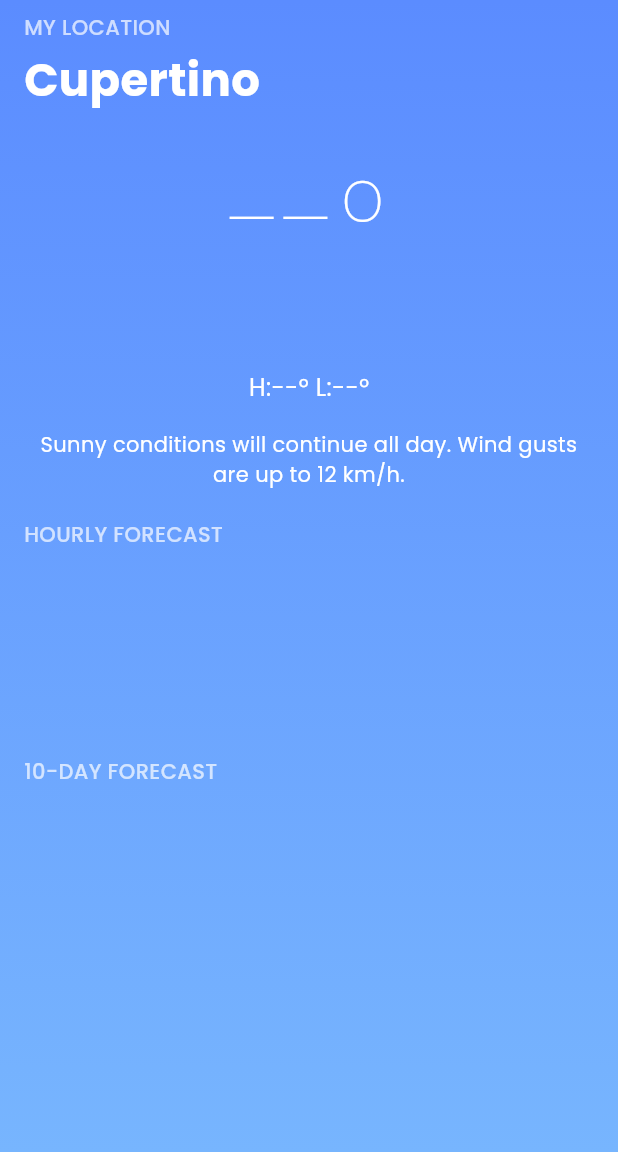
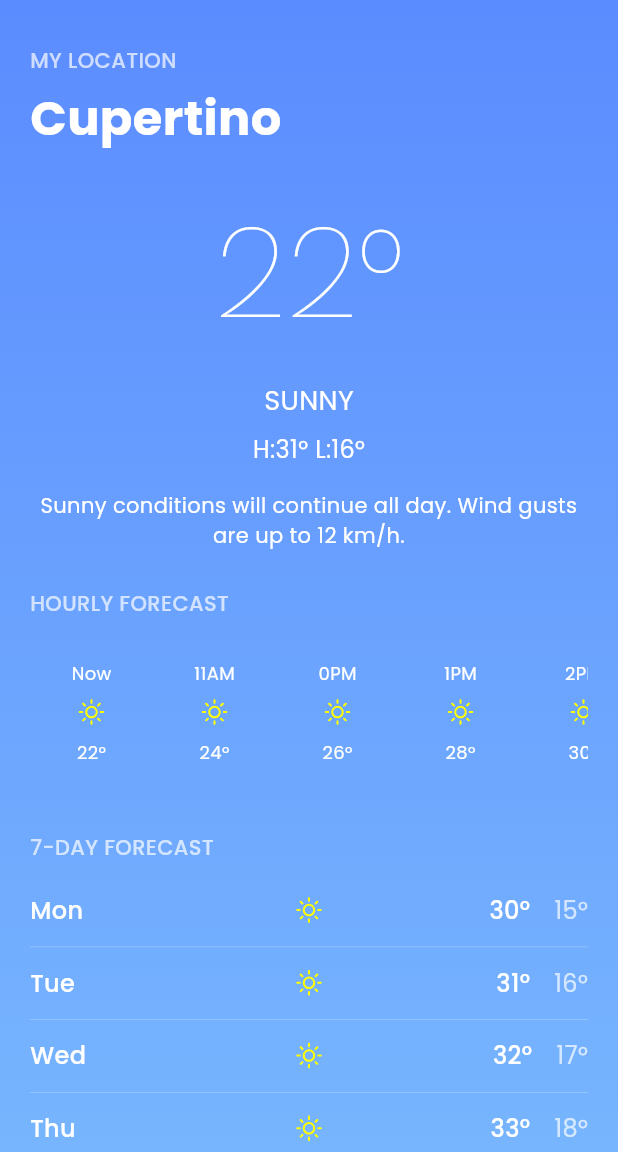
Before and after one commit to hassanbuilds/weather_track, a Flutter app: the screen it shows after launch, on a phone screen of 412 x 824 dp, the part 84-1236 px from its top. Run offline on Flutter 3.47's test engine with Material 3 defaults, Android fonts, the phone set to English and light mode, and no system bars; our stand-ins replace google_fonts, weather_icons; network calls fail.

Commit message:
added daily_forecastitem

```diff
--- a/lib/daily_forecast_item.dart
+++ b/lib/daily_forecast_item.dart
@@ -25,8 +25,8 @@
       child: Row(
         mainAxisAlignment: MainAxisAlignment.spaceBetween,
         children: [
-          Expanded(
-            flex: 2,
+          SizedBox(
+            width: 80,
             child: Text(
               day,
               style: const TextStyle(
@@ -36,12 +36,9 @@
               ),
             ),
           ),
-          Expanded(
-            flex: 1,
-            child: BoxedIcon(icon, color: Colors.yellowAccent, size: 24),
-          ),
-          Expanded(
-            flex: 2,
+          BoxedIcon(icon, color: Colors.yellowAccent, size: 24),
+          SizedBox(
+            width: 80,
             child: Row(
               mainAxisAlignment: MainAxisAlignment.end,
               children: [
--- a/lib/weather_screen.dart
+++ b/lib/weather_screen.dart
@@ -3,6 +3,7 @@
 import 'package:weather_icons/weather_icons.dart';
 import 'package:weather_track/scerets.dart';
 import 'hourly_forecast_item.dart';
+import 'additional_info_item.dart';
 import 'package:http/http.dart' as http;
 import 'dart:convert';
 import 'daily_forecast_item.dart';
@@ -26,31 +27,110 @@
     getWeatherData();
   }
 
+  List<Map<String, dynamic>> _getNextSevenDays() {
+    // Create a list of 7 unique days
+    List<String> dayNames = ['Mon', 'Tue', 'Wed', 'Thu', 'Fri', 'Sat', 'Sun'];
+
+    List<Map<String, dynamic>> days = [];
+    for (int i = 0; i < 7; i++) {
+      // Sample temperature data
+      days.add({
+        'day': dayNames[i],
+        'low': 15 + i,
+        'high': 30 + i,
+        'icon': '01d',
+      });
+    }
+
+    return days;
+  }
+
   Future<void> getWeatherData() async {
     const cityName = 'Cupertino';
     final url = Uri.parse(
-      'https://api.openweathermap.org/data/2.5/forecast?q=$cityName,us&appid=$openWeatherApiKey&units=imperial',
+      'https://api.openweathermap.org/data/2.5/forecast?q=$cityName,us&appid=$openWeatherApiKey&units=metric',
     );
 
+    try {
       final res = await http.get(url);
 
       if (res.statusCode == 200) {
         final data = json.decode(res.body);
+        debugPrint("API Response: ${data.toString()}");
+
         setState(() {
           currentWeather = data['list'][0];
           hourlyForecast = data['list'].sublist(0, 6);
 
-        // For demo purposes, we'll use static data as shown in the screenshot
-        // In a real app, you would process the API response to get daily forecasts
-        dailyForecast = [
-          {'day': 'Today', 'low': 61, 'high': 87, 'icon': '01d'},
-          {'day': 'Tue', 'low': 59, 'high': 85, 'icon': '01d'},
-          {'day': 'Wed', 'low': 59, 'high': 91, 'icon': '01d'},
-          {'day': 'Thu', 'low': 63, 'high': 95, 'icon': '01d'},
-        ];
+          // Get 7 days for the forecast
+          dailyForecast = _getNextSevenDays();
         });
       } else {
-      debugPrint("Error fetching weather: ${res.body}");
+        debugPrint("Error fetching weather: Status Code ${res.statusCode}");
+        debugPrint("Response body: ${res.body}");
+
+        // Set fallback data if API fails
+        setState(() {
+          currentWeather = {
+            'main': {
+              'temp': 22,
+              'temp_max': 31,
+              'temp_min': 16,
+              'humidity': 45,
+              'pressure': 1013,
+            },
+            'weather': [
+              {'description': 'sunny', 'icon': '01d'},
+            ],
+            'wind': {'speed': 3.3},
+          };
+          hourlyForecast = List.generate(
+            6,
+            (index) => {
+              'dt_txt': '2023-01-01 ${10 + index}:00:00',
+              'main': {'temp': 22 + index * 2},
+              'weather': [
+                {'icon': '01d'},
+              ],
+            },
+          );
+
+          // Get 7 days for the forecast
+          dailyForecast = _getNextSevenDays();
+        });
+      }
+    } catch (e) {
+      debugPrint("Exception fetching weather: $e");
+
+      // Set fallback data if exception occurs
+      setState(() {
+        currentWeather = {
+          'main': {
+            'temp': 22,
+            'temp_max': 31,
+            'temp_min': 16,
+            'humidity': 45,
+            'pressure': 1013,
+          },
+          'weather': [
+            {'description': 'sunny', 'icon': '01d'},
+          ],
+          'wind': {'speed': 3.3},
+        };
+        hourlyForecast = List.generate(
+          6,
+          (index) => {
+            'dt_txt': '2023-01-01 ${10 + index}:00:00',
+            'main': {'temp': 22 + index * 2},
+            'weather': [
+              {'icon': '01d'},
+            ],
+          },
+        );
+
+        // Get 7 days for the forecast
+        dailyForecast = _getNextSevenDays();
+      });
     }
   }
 
@@ -100,6 +180,29 @@
 
   @override
   Widget build(BuildContext context) {
+    // Show loading indicator if data is not loaded yet
+    if (currentWeather == null) {
+      return Scaffold(
+        backgroundColor: Colors.transparent,
+        body: Container(
+          width: double.infinity,
+          height: double.infinity,
+          decoration: const BoxDecoration(
+            gradient: LinearGradient(
+              colors: [Color(0xFF5B8CFF), Color(0xFF77B5FE)],
+              begin: Alignment.topCenter,
+              end: Alignment.bottomCenter,
+            ),
+          ),
+          child: const Center(
+            child: CircularProgressIndicator(
+              valueColor: AlwaysStoppedAnimation<Color>(Colors.white),
+            ),
+          ),
+        ),
+      );
+    }
+
     final temp = currentWeather?['main']?['temp']?.round();
     final description = currentWeather?['weather']?[0]?['description'] ?? '';
     final iconCode = currentWeather?['weather']?[0]?['icon'] ?? '';
@@ -134,14 +237,12 @@
         ),
         child: SafeArea(
           child: SingleChildScrollView(
-            padding: const EdgeInsets.symmetric(
-              horizontal: 16,
-              vertical: 8,
-            ), // Reduced vertical padding
+            padding: const EdgeInsets.symmetric(horizontal: 20, vertical: 20),
             child: Column(
               crossAxisAlignment: CrossAxisAlignment.start,
               children: [
                 // Location
+                const SizedBox(height: 10),
                 const Text(
                   'MY LOCATION',
                   style: TextStyle(
@@ -150,28 +251,30 @@
                     fontWeight: FontWeight.w500,
                   ),
                 ),
-                const SizedBox(height: 4),
+                const SizedBox(height: 6),
                 const Text(
                   'Cupertino',
                   style: TextStyle(
-                    fontSize: 30,
+                    fontSize: 32,
                     fontWeight: FontWeight.bold,
                     color: Colors.white,
                   ),
                 ),
-                const SizedBox(height: 16), // Reduced spacing
-                // Main temperature - made slightly smaller
+                const SizedBox(height: 20),
+
+                // Main temperature
                 Center(
                   child: Text(
                     '${temp ?? '--'}°',
                     style: const TextStyle(
-                      fontSize: 80, // Reduced from 90
+                      fontSize: 84,
                       fontWeight: FontWeight.w200,
                       color: Colors.white,
                     ),
                   ),
                 ),
-                const SizedBox(height: 8), // Reduced spacing
+                const SizedBox(height: 12),
+
                 // Weather condition
                 Center(
                   child: Text(
@@ -179,7 +282,8 @@
                     style: const TextStyle(fontSize: 18, color: Colors.white),
                   ),
                 ),
-                const SizedBox(height: 8), // Reduced spacing
+                const SizedBox(height: 8),
+
                 // High/Low temperatures
                 Center(
                   child: Text(
@@ -187,7 +291,8 @@
                     style: const TextStyle(fontSize: 16, color: Colors.white),
                   ),
                 ),
-                const SizedBox(height: 16), // Reduced spacing
+                const SizedBox(height: 16),
+
                 // Weather description
                 const Center(
                   child: Text(
@@ -196,7 +301,8 @@
                     style: TextStyle(fontSize: 14, color: Colors.white),
                   ),
                 ),
-                const SizedBox(height: 20), // Reduced spacing
+                const SizedBox(height: 25),
+
                 // Hourly forecast
                 const Text(
                   'HOURLY FORECAST',
@@ -208,7 +314,7 @@
                 ),
                 const SizedBox(height: 8),
                 SizedBox(
-                  height: 110, // Reduced height
+                  height: 110,
                   child: ListView.builder(
                     scrollDirection: Axis.horizontal,
                     itemCount: hourlyForecast.length,
@@ -236,11 +342,11 @@
                     },
                   ),
                 ),
-                const SizedBox(height: 20),
+                const SizedBox(height: 25),
 
-                // 10-Day Forecast
+                // 7-Day Forecast (changed from 10-DAY)
                 const Text(
-                  '10-DAY FORECAST',
+                  '7-DAY FORECAST',
                   style: TextStyle(
                     fontSize: 14,
                     color: Colors.white70,
@@ -260,7 +366,6 @@
                       }).toList(),
                 ),
 
-                // Add some bottom padding to ensure everything fits
                 const SizedBox(height: 20),
               ],
             ),
```
Lines whose indentation alone changed are shown as unchanged.
